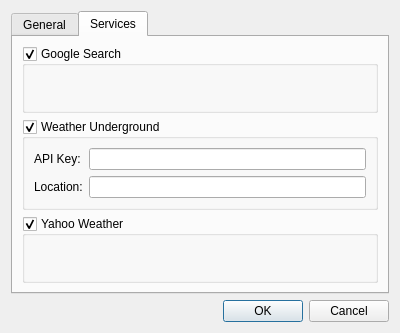
First picture: the form in src/PreferencesDialog.ui, repository Arkq/windy, before the edit.
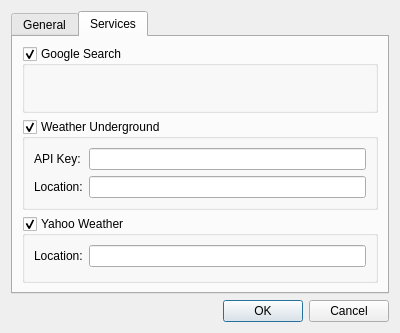
Second picture: the form after the edit. The open tabs and pages were chosen to show the change.

Commit message: Yahoo RSS-based weather service

The edit to the form file:
```diff
--- a/src/PreferencesDialog.ui
+++ b/src/PreferencesDialog.ui
@@ -291,6 +291,25 @@
          <property name="checkable">
           <bool>true</bool>
          </property>
+         <layout class="QFormLayout" name="formLayoutYahoo">
+          <item row="0" column="0">
+           <widget class="QLabel" name="labelYahooLocation">
+            <property name="text">
+             <string>Location:</string>
+            </property>
+           </widget>
+          </item>
+          <item row="0" column="1">
+           <widget class="QLineEdit" name="lineEditYahooLocation">
+            <property name="toolTip">
+             <string>&lt;table&gt;
+&lt;tr&gt;&lt;td&gt;&lt;tt&gt;location&lt;/tt&gt;&lt;/td&gt;&lt;td align=&quot;right&quot;&gt;&lt;i&gt;&lt;nobr&gt;(e.g. Sydney, AU)&lt;/nobr&gt;&lt;/i&gt;&lt;/td&gt;&lt;/tr&gt;
+&lt;tr&gt;&lt;td&gt;&lt;tt&gt;WOEID&lt;/tt&gt;&lt;/td&gt;&lt;td align=&quot;right&quot;&gt;&lt;i&gt;&lt;nobr&gt;(e.g. 44418)&lt;/nobr&gt;&lt;/i&gt;&lt;/td&gt;&lt;/tr&gt;
+&lt;/table&gt;</string>
+            </property>
+           </widget>
+          </item>
+         </layout>
         </widget>
        </item>
       </layout>
```
Left out of the diff: 2 changed lines with no effect on the pictures. The commit also changes 7 other files.
